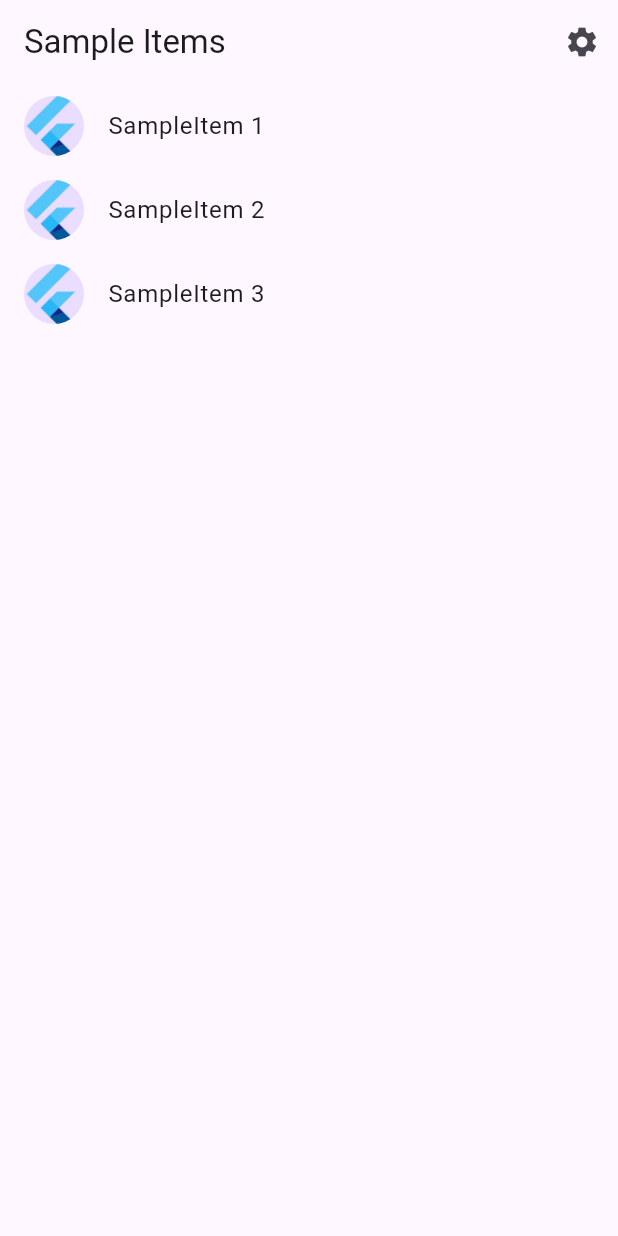
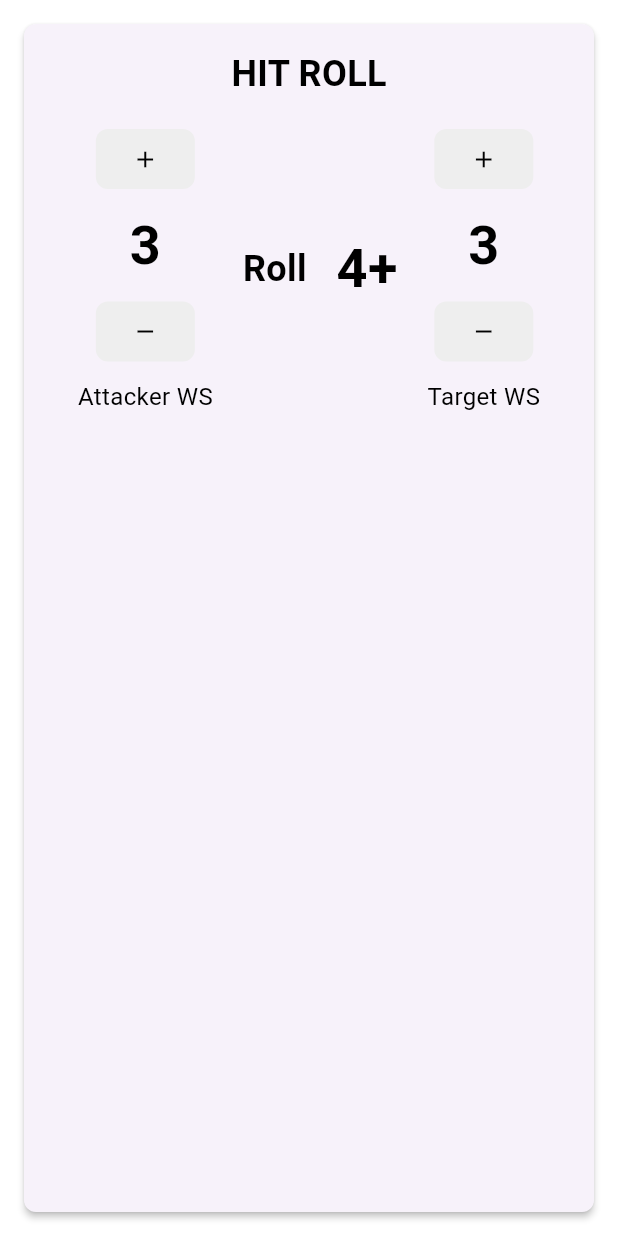
Before and after one commit to rut13/mordheim-utils, a Flutter app: the screen it shows after launch, on a phone screen of 412 x 824 dp. Run offline on Flutter 3.47's test engine with Material 3 defaults, Android fonts, the phone set to English and light mode, and no system bars; missing offline and left inert: dart:js.

Commit message:
export rust to wasm and use in flutter

```diff
--- a/app/lib/src/app.dart
+++ b/app/lib/src/app.dart
@@ -1,5 +1,5 @@
+import 'package:app/src/test.dart';
 import 'package:flutter/material.dart';
-import 'package:flutter_gen/gen_l10n/app_localizations.dart';
 import 'package:flutter_localizations/flutter_localizations.dart';
 
 import 'sample_feature/sample_item_details_view.dart';
@@ -36,7 +36,6 @@ class MyApp extends StatelessWidget {
           // allows descendant Widgets to display the correct translations
           // depending on the user's locale.
           localizationsDelegates: const [
-            AppLocalizations.delegate,
             GlobalMaterialLocalizations.delegate,
             GlobalWidgetsLocalizations.delegate,
             GlobalCupertinoLocalizations.delegate,
@@ -50,8 +49,8 @@ class MyApp extends StatelessWidget {
           //
           // The appTitle is defined in .arb files found in the localization
           // directory.
-          onGenerateTitle: (BuildContext context) =>
-              AppLocalizations.of(context)!.appTitle,
+          // onGenerateTitle: (BuildContext context) =>
+          //     AppLocalizations.of(context)!.appTitle,
 
           // Define a light and dark color theme. Then, read the user's
           // preferred ThemeMode (light, dark, or system default) from the
@@ -73,7 +72,7 @@ class MyApp extends StatelessWidget {
                     return const SampleItemDetailsView();
                   case SampleItemListView.routeName:
                   default:
-                    return const SampleItemListView();
+                    return const HitRollCard();
                 }
               },
             );
--- /dev/null
+++ b/app/lib/src/test.dart
@@ -0,0 +1,191 @@
+// ignore: avoid_web_libraries_in_flutter
+import 'dart:js' as js;
+import 'package:flutter/material.dart';
+
+class HitRollCard extends StatefulWidget {
+  const HitRollCard({super.key});
+
+  @override
+  State<StatefulWidget> createState() => _HitRollCardState();
+}
+
+class _HitRollCardState extends State<HitRollCard> {
+  int attackerWS = 3;
+  int targetWS = 3;
+  int rollValue = 4;
+
+  // Function to calculate roll value based on attacker and target WS
+  void _calculateRoll(int attackerWS, int targetWS) {
+    setState(() {
+      rollValue = js.context.callMethod('resolveWeaponSkill', [attackerWS, targetWS]);
+    });
+  }
+
+  @override
+  Widget build(BuildContext context) {
+    return Card(
+      elevation: 2,
+      margin: const EdgeInsets.all(16),
+      shape: RoundedRectangleBorder(
+        borderRadius: BorderRadius.circular(8),
+      ),
+      child: Padding(
+        padding: const EdgeInsets.all(16),
+        child: Column(
+          mainAxisSize: MainAxisSize.min,
+          children: [
+            const Text(
+              'HIT ROLL',
+              style: TextStyle(
+                fontSize: 24,
+                fontWeight: FontWeight.bold,
+                color: Colors.black,
+              ),
+            ),
+            const SizedBox(height: 16),
+            Row(
+              mainAxisAlignment: MainAxisAlignment.spaceEvenly,
+              children: [
+                Column(
+                  children: [
+                    HitRollButtonGroup(
+                      label: 'Attacker WS',
+                      initialValue: attackerWS,
+                      onChanged: (value) {
+                        setState(() {
+                          attackerWS = value;
+                        });
+                        _calculateRoll(attackerWS, targetWS);
+                      },
+                    ),
+                  ],
+                ),
+                const Text(
+                  'Roll',
+                  style: TextStyle(
+                    fontSize: 24,
+                    fontWeight: FontWeight.bold,
+                    color: Colors.black,
+                  ),
+                ),
+                Text(
+                  '$rollValue+',
+                  style: const TextStyle(
+                    fontSize: 36,
+                    fontWeight: FontWeight.bold,
+                    color: Colors.black,
+                  ),
+                ),
+                Column(
+                  children: [
+                    HitRollButtonGroup(
+                      label: 'Target WS',
+                      initialValue: targetWS,
+                      onChanged: (value) {
+                        setState(() {
+                          targetWS = value;
+                        });
+                        _calculateRoll(attackerWS, targetWS);
+                      },
+                    ),
+                  ],
+                ),
+              ],
+            ),
+          ],
+        ),
+      ),
+    );
+  }
+}
+
+class HitRollButtonGroup extends StatefulWidget {
+  final String label;
+  final int initialValue;
+  final ValueChanged<int> onChanged;
+
+  const HitRollButtonGroup({super.key,
+    required this.label,
+    required this.initialValue,
+    required this.onChanged,
+  });
+
+  @override
+  State<StatefulWidget> createState() => _HitRollButtonGroupState();
+}
+
+class _HitRollButtonGroupState extends State<HitRollButtonGroup> {
+  late int _value;
+
+  @override
+  void initState() {
+    super.initState();
+    _value = widget.initialValue;
+  }
+
+  void _increment() {
+    setState(() {
+      if (_value < 10) {
+        _value++;
+        widget.onChanged(_value); // Call the provided callback when value changes
+      }
+    });
+  }
+
+  void _decrement() {
+    setState(() {
+      if (_value > 1) {
+        _value--;
+        widget.onChanged(_value); // Call the provided callback when value changes
+      }
+    });
+  }
+
+  @override
+  Widget build(BuildContext context) {
+    return Column(
+      children: [
+        ElevatedButton(
+          onPressed: _increment,
+          style: ElevatedButton.styleFrom(
+            shape: RoundedRectangleBorder(
+              borderRadius: BorderRadius.circular(8),
+            ),
+            backgroundColor: Colors.grey[200],
+            elevation: 0,
+          ),
+          child: const Icon(Icons.add, color: Colors.black),
+        ),
+        const SizedBox(height: 8),
+        Text(
+          '$_value',
+          style: const TextStyle(
+            fontSize: 36,
+            fontWeight: FontWeight.bold,
+            color: Colors.black,
+          ),
+        ),
+        const SizedBox(height: 8),
+        ElevatedButton(
+          onPressed: _decrement,
+          style: ElevatedButton.styleFrom(
+            shape: RoundedRectangleBorder(
+              borderRadius: BorderRadius.circular(8),
+            ),
+            backgroundColor: Colors.grey[200],
+            elevation: 0,
+          ),
+          child: const Icon(Icons.remove, color: Colors.black),
+        ),
+        const SizedBox(height: 8),
+        Text(
+          widget.label,
+          style: const TextStyle(
+            fontSize: 16,
+            color: Colors.black,
+          ),
+        ),
+      ],
+    );
+  }
+}
```
Also changed, not shown: 6 other files.
